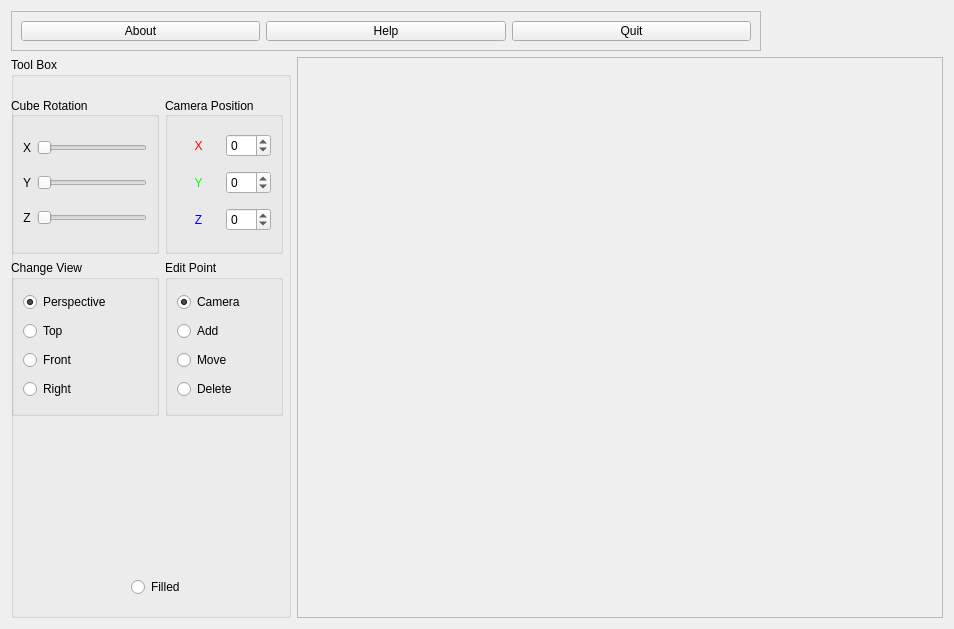
The window that MainWindow.ui (ray-z/Graphics-Assignment2) describes before a commit, drawn with Qt 5.
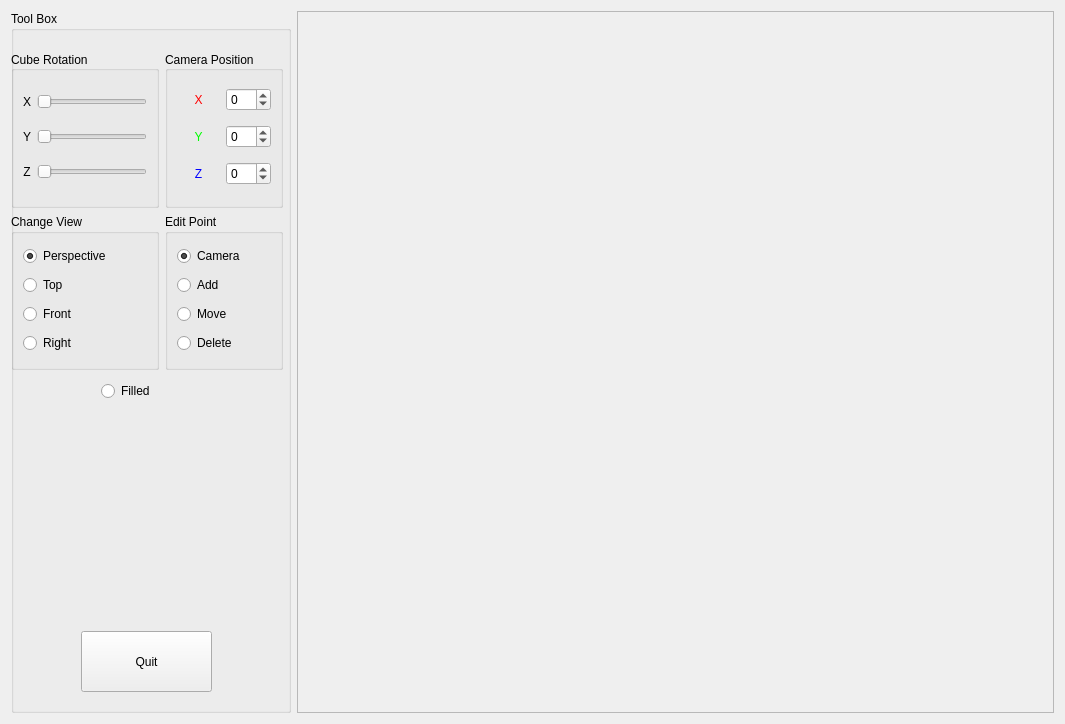
The same window after the commit.

Commit message: Redesign UI, add scene class, enable orthognal view.

Diff of the .ui file:
```diff
--- a/MainWindow.ui
+++ b/MainWindow.ui
@@ -6,57 +6,15 @@
    <rect>
     <x>0</x>
     <y>0</y>
-    <width>954</width>
-    <height>629</height>
+    <width>1065</width>
+    <height>724</height>
    </rect>
   </property>
   <property name="windowTitle">
    <string>OpenGl - Qt -Direct Mode Drawing</string>
   </property>
   <layout class="QGridLayout" name="gridLayout">
-   <item row="0" column="0" colspan="2">
-    <widget class="QFrame" name="frame">
-     <property name="enabled">
-      <bool>true</bool>
-     </property>
-     <property name="maximumSize">
-      <size>
-       <width>750</width>
-       <height>40</height>
-      </size>
-     </property>
-     <property name="frameShape">
-      <enum>QFrame::StyledPanel</enum>
-     </property>
-     <property name="frameShadow">
-      <enum>QFrame::Raised</enum>
-     </property>
-     <layout class="QHBoxLayout" name="horizontalLayout">
-      <item>
-       <widget class="QPushButton" name="pushButton_10">
-        <property name="text">
-         <string>About</string>
-        </property>
-       </widget>
-      </item>
-      <item>
-       <widget class="QPushButton" name="pushButton_11">
-        <property name="text">
-         <string>Help</string>
-        </property>
-       </widget>
-      </item>
-      <item>
-       <widget class="QPushButton" name="btnClose">
-        <property name="text">
-         <string>Quit</string>
-        </property>
-       </widget>
-      </item>
-     </layout>
-    </widget>
-   </item>
-   <item row="1" column="1">
+   <item row="0" column="1">
     <widget class="QScrollArea" name="glWidgetArea">
      <property name="sizePolicy">
       <sizepolicy hsizetype="Ignored" vsizetype="Ignored">
@@ -78,14 +36,14 @@
        <rect>
         <x>0</x>
         <y>0</y>
-        <width>648</width>
-        <height>563</height>
+        <width>759</width>
+        <height>704</height>
        </rect>
       </property>
      </widget>
     </widget>
    </item>
-   <item row="1" column="0">
+   <item row="0" column="0">
     <widget class="QGroupBox" name="tool_box">
      <property name="maximumSize">
       <size>
@@ -99,8 +57,8 @@
      <widget class="QRadioButton" name="radioButton">
       <property name="geometry">
        <rect>
-        <x>120</x>
-        <y>520</y>
+        <x>90</x>
+        <y>370</y>
         <width>61</width>
         <height>20</height>
        </rect>
@@ -400,9 +358,19 @@
        </item>
       </layout>
      </widget>
-     <zorder>radioButton</zorder>
-     <zorder>label_8</zorder>
-     <zorder>gridLayoutWidget</zorder>
+     <widget class="QPushButton" name="btnClose">
+      <property name="geometry">
+       <rect>
+        <x>70</x>
+        <y>620</y>
+        <width>131</width>
+        <height>61</height>
+       </rect>
+      </property>
+      <property name="text">
+       <string>Quit</string>
+      </property>
+     </widget>
     </widget>
    </item>
   </layout>
```
Left out of the diff: 211 changed lines with no effect on the pictures. The commit also changes 7 other files.
